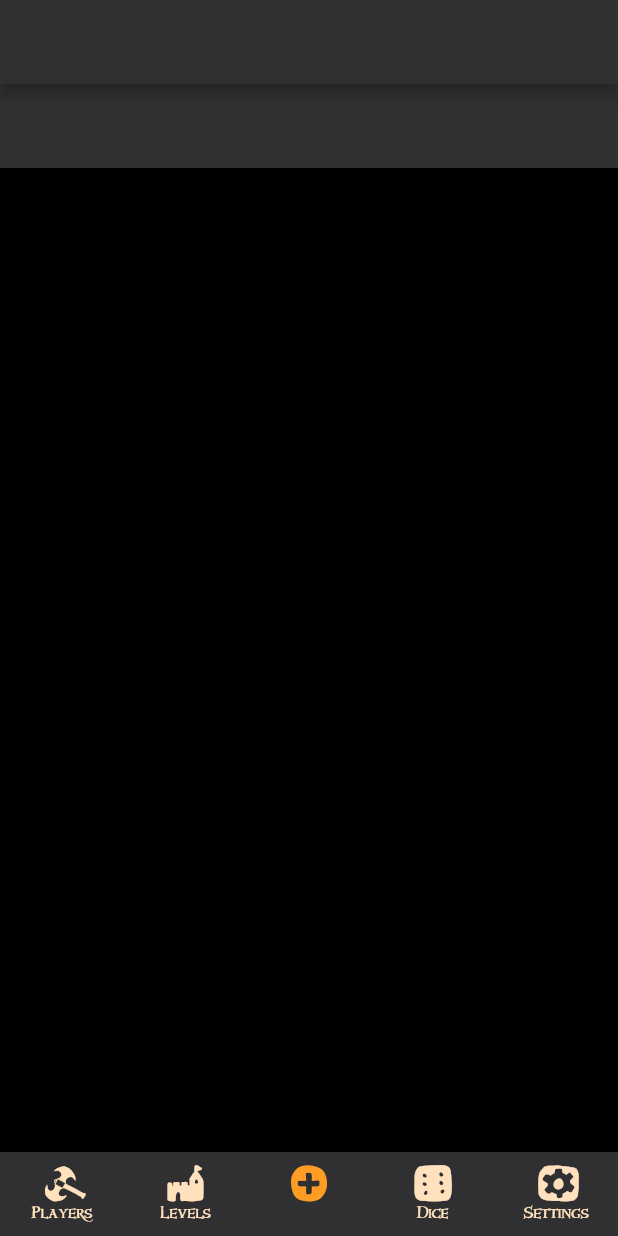
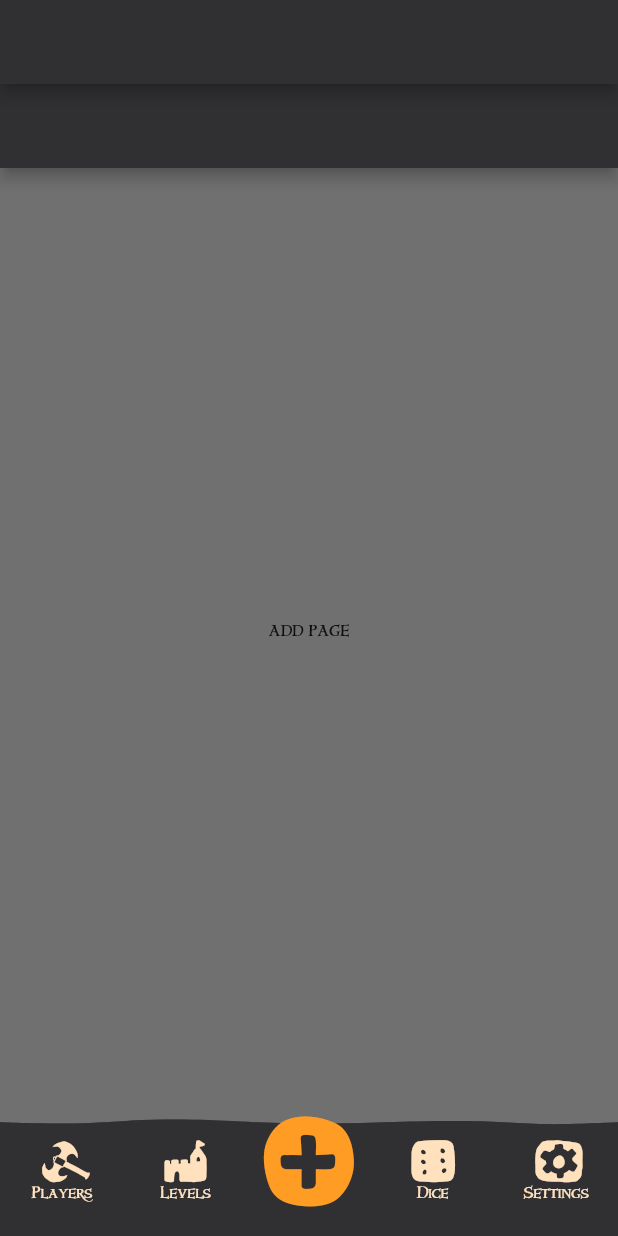
Before and after one commit to Maks-Kyrychok/munchkin_counter, a Flutter app: the screen it shows after launch, item 3 of the bottom bar chosen, on a phone screen of 412 x 824 dp. Run offline on Flutter 3.47's test engine with Material 2 defaults, Android fonts, the phone set to English and light mode, and no system bars.

Commit message:
change custom bottom menu

```diff
--- a/lib/presentation/constant_colors.dart
+++ b/lib/presentation/constant_colors.dart
@@ -1,9 +1,10 @@
 import 'package:flutter/cupertino.dart';
 
 class ConstantColors {
-  static const Color darkGrey = Color.fromARGB(255, 0, 0, 0);
+  static const Color darkGrey = Color.fromARGB(255, 113, 112, 112);
   static const Color lightGrey = Color.fromARGB(255, 48, 48, 51);
   static const Color whiteGrey = Color.fromARGB(255, 68, 71, 79);
   static const Color beige = Color.fromARGB(255, 255, 225, 189);
   static const Color orange = Color.fromARGB(255, 255, 156, 36);
+  static const Color transparent = Color.fromARGB(0, 255, 255, 255);
 }
--- a/lib/presentation/custom_theme.dart
+++ b/lib/presentation/custom_theme.dart
@@ -12,8 +12,10 @@ class CustomTheme {
         selectedIconTheme: IconThemeData(color: ConstantColors.orange),
         unselectedIconTheme: IconThemeData(color: ConstantColors.beige),
         unselectedItemColor: ConstantColors.beige,
-        showSelectedLabels: false,
-        backgroundColor: ConstantColors.lightGrey,
+        showSelectedLabels: true,
+        selectedItemColor: ConstantColors.orange,
+        backgroundColor: ConstantColors.transparent,
+        elevation: 0.0,
       ),
       fontFamily: 'munchkin',
       buttonTheme: const ButtonThemeData(
--- a/lib/screens/main_screen.dart
+++ b/lib/screens/main_screen.dart
@@ -1,4 +1,5 @@
 import 'package:flutter/material.dart';
+import 'package:munchkin_counter/presentation/constant_colors.dart';
 import 'package:munchkin_counter/presentation/custom_icons.dart';
 import 'package:munchkin_counter/screens/navigation_screens/add_player_screen.dart';
 import 'package:munchkin_counter/screens/navigation_screens/dice_screen.dart';
@@ -6,8 +7,7 @@ import 'package:munchkin_counter/screens/navigation_screens/levels_screen.dart';
 import 'package:munchkin_counter/screens/navigation_screens/players_screen.dart';
 import 'package:munchkin_counter/screens/navigation_screens/settings_screen.dart';
 
-import '../presentation/constant_colors.dart';
-
+// TO DO: make code clean!
 class MainScreenWidget extends StatefulWidget {
   const MainScreenWidget({Key? key}) : super(key: key);
 
@@ -36,27 +36,122 @@ class _MainScreenWidgetState extends State<MainScreenWidget> {
     return Scaffold(
       appBar: AppBar(),
       body: pages[_selectedIndex],
-      bottomNavigationBar: BottomNavigationBar(
+      bottomNavigationBar: Stack(alignment: Alignment.bottomCenter, children: [
+        ClipPath(
+          clipper: CustomClipPath(),
+          child: const BottomNavigationBarBeckground(),
+        ),
+        BottomNavigationBar(
             type: BottomNavigationBarType.fixed,
             onTap: _onItemTapped,
             currentIndex: _selectedIndex,
-
             items: const [
               BottomNavigationBarItem(
-                icon: Icon(CustomIcons.ax), label: 'Players'),
+                  icon: Icon(
+                    CustomIcons.ax,
+                    size: 28,
+                  ),
+                  label: 'Players'),
               BottomNavigationBarItem(
-                icon: Icon(CustomIcons.fortress), label: 'Levels'),
+                  icon: Icon(CustomIcons.fortress, size: 28), label: 'Levels'),
               BottomNavigationBarItem(
                 icon: Icon(
                   CustomIcons.add,
+                  size: 60,
                 ),
                 label: '',
               ),
               BottomNavigationBarItem(
-                icon: Icon(CustomIcons.dice), label: 'Dice'),
+                  icon: Icon(CustomIcons.dice, size: 28), label: 'Dice'),
               BottomNavigationBarItem(
-                icon: Icon(CustomIcons.settings), label: 'Settings'),
+                  icon: Icon(
+                    CustomIcons.settings,
+                    size: 28,
+                  ),
+                  label: 'Settings'),
+            ]),
       ]),
     );
   }
 }
+
+//TO DO: Change shadow.
+class BottomNavigationBarBeckground extends StatelessWidget {
+  const BottomNavigationBarBeckground({
+    Key? key,
+  }) : super(key: key);
+
+  @override
+  Widget build(BuildContext context) {
+    return Container(
+      height: 95,
+      decoration: BoxDecoration(
+        color: ConstantColors.lightGrey,
+        boxShadow: [
+          BoxShadow(
+            color: Colors.black.withOpacity(0.5),
+            spreadRadius: 5,
+            blurRadius: 7,
+            offset: const Offset(0, 15),
+          ),
+        ],
+      ),
+    );
+  }
+}
+
+class CustomClipPath extends CustomClipper<Path> {
+  @override
+  Path getClip(Size size) {
+    Path path_0 = Path();
+    path_0.moveTo(0, size.height * 0.2017544);
+    path_0.cubicTo(
+        0,
+        size.height * 0.2017544,
+        size.width * 0.07232000,
+        size.height * 0.2132412,
+        size.width * 0.1186667,
+        size.height * 0.2105263);
+    path_0.cubicTo(
+        size.width * 0.1692629,
+        size.height * 0.2075623,
+        size.width * 0.1974181,
+        size.height * 0.1891825,
+        size.width * 0.2480000,
+        size.height * 0.1842105);
+    path_0.cubicTo(
+        size.width * 0.3458987,
+        size.height * 0.1745877,
+        size.width * 0.4007280,
+        size.height * 0.2088149,
+        size.width * 0.4986667,
+        size.height * 0.2105263);
+    path_0.cubicTo(
+        size.width * 0.5965787,
+        size.height * 0.2122368,
+        size.width * 0.6514213,
+        size.height * 0.1916316,
+        size.width * 0.7493333,
+        size.height * 0.1929825);
+    path_0.cubicTo(
+        size.width * 0.8050587,
+        size.height * 0.1937518,
+        size.width * 0.8376107,
+        size.height * 0.2134368,
+        size.width * 0.8933333,
+        size.height * 0.2149123);
+    path_0.cubicTo(size.width * 0.9355093, size.height * 0.2160289, size.width,
+        size.height * 0.2017544, size.width, size.height * 0.2017544);
+    path_0.lineTo(size.width, size.height);
+    path_0.lineTo(0, size.height);
+    path_0.lineTo(0, size.height * 0.2017544);
+    path_0.close();
+
+    return path_0;
+  }
+
+  @override
+  bool shouldReclip(covariant CustomClipper<Path> oldClipper) {
+    return false;
+  }
+}
```
Lines whose indentation alone changed are shown as unchanged.
